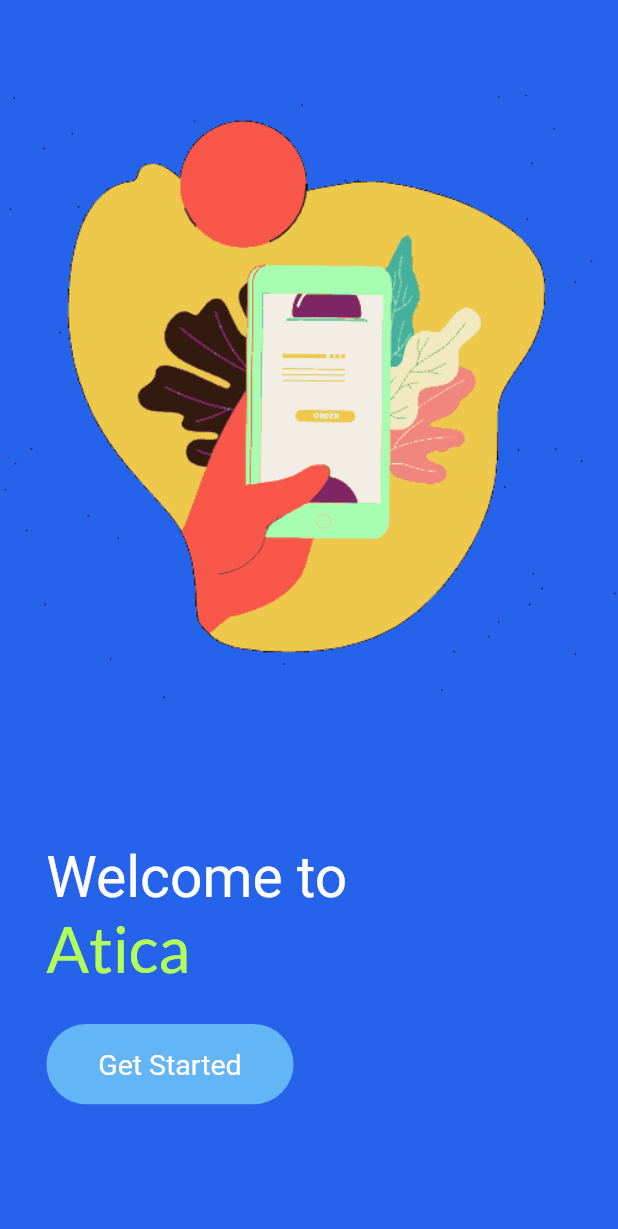
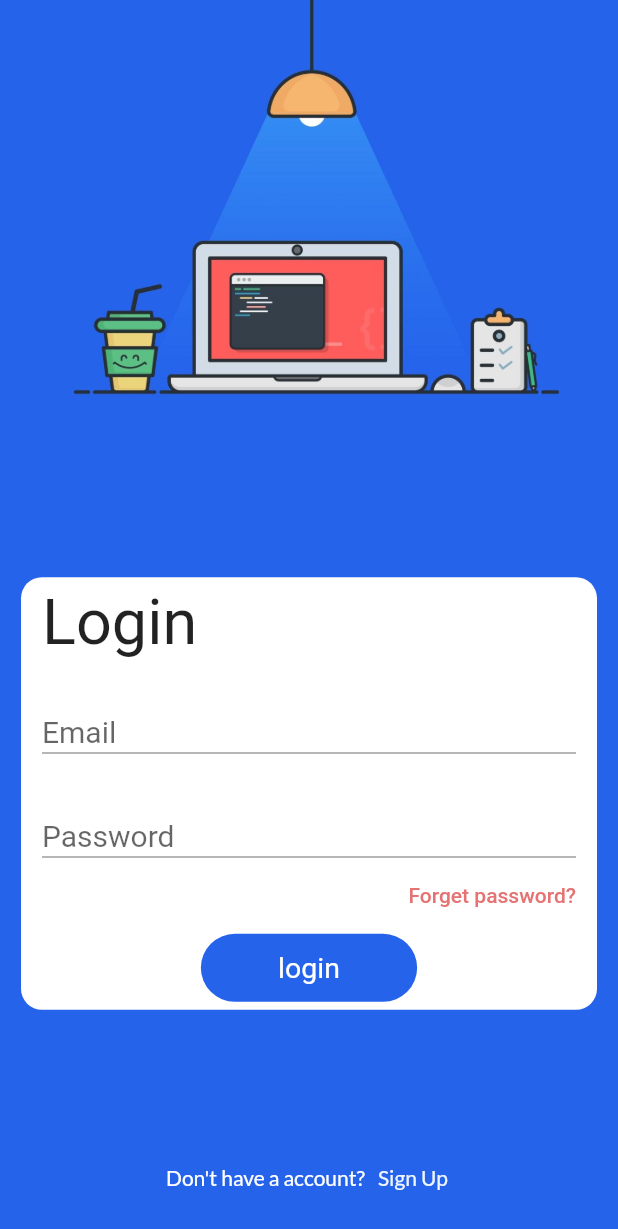
Before and after one commit to YadavGulshan/cuisine_app, a Flutter app: the screen it shows after launch, after a tap on "Get Started", on a phone screen of 412 x 824 dp. Shown: the top 1229 px of the screen. Run offline on Flutter 3.47's test engine with Material 2 defaults, Android fonts, the phone set to English and light mode, and no system bars; our stand-ins replace badges, cached_network_image, flutter_secure_storage, geocoding, geolocator, google_fonts and 5 more; missing offline and left inert: dart:ffi, flutter_appauth.

Commit message:
login page done

```diff
--- a/lib/screens/auth/auth_page.dart
+++ b/lib/screens/auth/auth_page.dart
@@ -1,8 +1,10 @@
 // ignore_for_file: prefer_typing_uninitialized_variables
 
 import 'package:cuisine_app/constants.dart';
+import 'package:cuisine_app/screens/auth/login.dart';
 import 'package:flutter/material.dart';
 import 'package:google_fonts/google_fonts.dart';
+import 'package:persistent_bottom_nav_bar/persistent-tab-view.dart';
 
 class GetStartedPage extends StatelessWidget {
   final loginCallback;
@@ -59,7 +61,11 @@ class GetStartedPage extends StatelessWidget {
                                 ))
                           ]),
                     ),
-                    InkWell(onTap: () {}, child: button(screen, "Get Started")),
+                    InkWell(
+                        onTap: () {
+                          pushNewScreen(context, screen: LoginPage());
+                        },
+                        child: button(screen, "Get Started")),
                   ],
                 ),
               )
--- a/lib/screens/auth/login.dart
+++ b/lib/screens/auth/login.dart
@@ -0,0 +1,189 @@
+import 'package:cuisine_app/constants.dart';
+import 'package:flutter/material.dart';
+import 'package:google_fonts/google_fonts.dart';
+
+class LoginPage extends StatelessWidget {
+  LoginPage({Key? key}) : super(key: key);
+  final _formKey = GlobalKey<FormState>();
+  @override
+  Widget build(BuildContext context) {
+    Size screen = MediaQuery.of(context).size;
+    return Scaffold(
+      body: Container(
+        height: screen.height,
+        color: primaryColor,
+        child: SingleChildScrollView(
+          child: Column(
+            crossAxisAlignment: CrossAxisAlignment.center,
+            mainAxisAlignment: MainAxisAlignment.center,
+            children: [
+              SizedBox(
+                height: screen.height * 0.45,
+                child: SafeArea(
+                  child: Image.asset(
+                    "assets/login.jpg",
+                    fit: BoxFit.cover,
+                  ),
+                ),
+              ),
+              Container(
+                height: screen.height * 0.35,
+                margin: const EdgeInsets.all(14),
+                decoration: BoxDecoration(
+                  borderRadius: BorderRadius.circular(14),
+                  color: Colors.white,
+                ),
+                child: Form(
+                  key: _formKey,
+                  child: Column(
+                    mainAxisAlignment: MainAxisAlignment.spaceEvenly,
+                    crossAxisAlignment: CrossAxisAlignment.start,
+                    children: [
+                      Padding(
+                        padding: const EdgeInsets.only(
+                            bottom: 14, left: 14, top: 4, right: 14),
+                        child: Text(
+                          "Login",
+                          style: GoogleFonts.bubblegumSans(fontSize: 42),
+                        ),
+                      ),
+                      Padding(
+                        padding: const EdgeInsets.only(
+                          left: 14,
+                          right: 14,
+                          bottom: 20,
+                        ),
+                        child: TextFormField(
+                          // validator: (value) {
+                          //   if (value == null || value.isEmpty) {
+                          //     return 'Please enter your email!';
+                          //   }
+                          //   return null;
+                          // },
+                          // enabled: true,
+                          // autofocus: autofocus,
+                          // cursorHeight: 25,
+                          style: const TextStyle(fontSize: 20),
+                          decoration: const InputDecoration(
+                            contentPadding: EdgeInsets.all(0),
+                            enabled: true,
+                            label: Text("Email"),
+                            // border: InputBorder.none,
+                            alignLabelWithHint: true,
+                            hintText: "Email",
+                          ),
+                        ),
+                      ),
+                      Padding(
+                        padding: const EdgeInsets.only(
+                          left: 14,
+                          right: 14,
+                        ),
+                        child: TextFormField(
+                          // validator: (value) {
+                          //   if (value == null || value.isEmpty) {
+                          //     return 'Please enter your password';
+                          //   }
+                          //   return null;
+                          // },
+                          style: const TextStyle(fontSize: 20),
+                          obscureText: true,
+                          decoration: const InputDecoration(
+                            contentPadding: EdgeInsets.all(0),
+
+                            enabled: true,
+                            label: Text("Password"),
+
+                            // border: InputBorder.none,
+                            alignLabelWithHint: true,
+                            hintText: "Password",
+                          ),
+                        ),
+                      ),
+                      Align(
+                        alignment: Alignment.centerRight,
+                        child: Padding(
+                          padding: const EdgeInsets.only(
+                            left: 14,
+                            right: 14,
+                          ),
+                          child: TextButton(
+                              style: ButtonStyle(
+                                foregroundColor:
+                                    MaterialStateProperty.all(Colors.red[300]),
+                                padding: MaterialStateProperty.all(
+                                  const EdgeInsets.all(0),
+                                ),
+                              ),
+                              onPressed: () {},
+                              child: const Text("Forget password?")),
+                        ),
+                      ),
+                      Center(
+                        child: Padding(
+                          padding: const EdgeInsets.only(bottom: 4),
+                          child: InkWell(
+                            onTap: () {
+                              // Validate returns true if the form is valid, or false otherwise.
+                              if (_formKey.currentState!.validate()) {
+                                // If the form is valid, display a snackbar. In the real world,
+                                // you'd often call a server or save the information in a database.
+                                ScaffoldMessenger.of(context).showSnackBar(
+                                  const SnackBar(
+                                      content: Text('Processing Data')),
+                                );
+                              }
+                            },
+                            child: Container(
+                              height: screen.height * 0.055,
+                              width: screen.width * 0.35,
+                              decoration: BoxDecoration(
+                                borderRadius: BorderRadius.circular(30),
+                                color: primaryColor,
+                              ),
+                              child: Center(
+                                child: Text(
+                                  "login",
+                                  style: GoogleFonts.bubblegumSans(
+                                    color: Colors.white,
+                                    fontSize: 19,
+                                  ),
+                                ),
+                              ),
+                            ),
+                          ),
+                        ),
+                      ),
+                    ],
+                  ),
+                ),
+              ),
+              Padding(
+                padding: EdgeInsets.only(
+                  top: screen.height * 0.09,
+                  left: 20,
+                  right: 14,
+                ),
+                child: Row(
+                  mainAxisAlignment: MainAxisAlignment.center,
+                  children: [
+                    Text(
+                      "Don't have a account?",
+                      style: GoogleFonts.lato(color: Colors.white),
+                    ),
+                    TextButton(
+                        onPressed: () {},
+                        child: Text(
+                          "Sign Up",
+                          style: GoogleFonts.lato(color: primaryLightColor),
+                        ))
+                  ],
+                ),
+              ),
+            ],
+          ),
+        ),
+      ),
+    );
+  }
+}
```
Also changed, not shown: assets/coding.jpg (added), assets/codint.png (added), assets/login.jpg (added), 5 other files.
